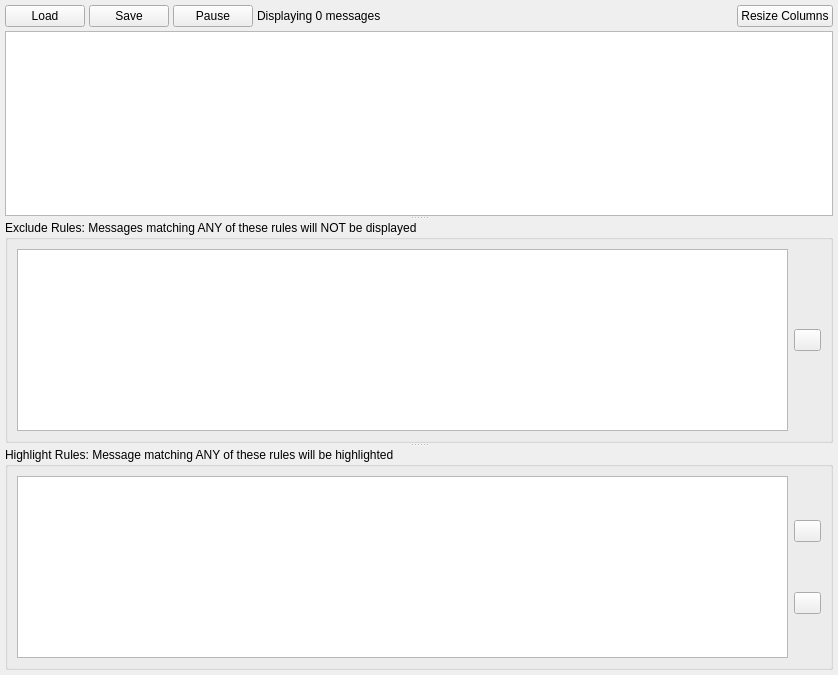
Old version of the form rqt_console/src/rqt_console/console_widget.ui in the repository ros-visualization/rqt.
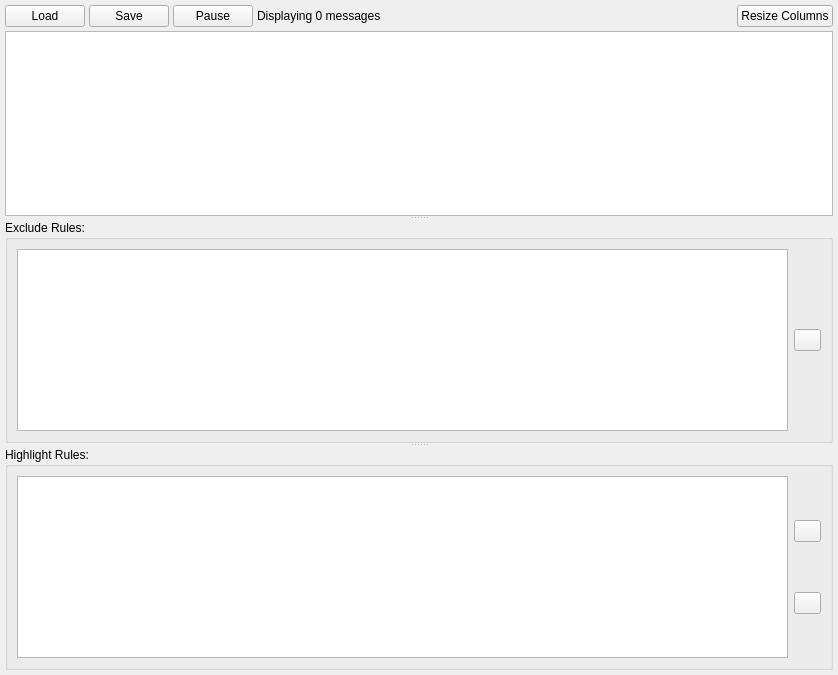
New version of the form.

Commit message: rqt_console: moved instructions to tooltip to allow for flexible resizing

```diff
--- a/rqt_console/src/rqt_console/console_widget.ui
+++ b/rqt_console/src/rqt_console/console_widget.ui
@@ -126,7 +126,7 @@
         </property>
         <widget class="QGroupBox" name="exclude_group_box">
          <property name="title">
-          <string>Exclude Rules: Messages matching ANY of these rules will NOT be displayed</string>
+          <string>Exclude Rules:</string>
          </property>
          <layout class="QHBoxLayout" name="horizontalLayout_2">
           <item>
@@ -172,7 +172,7 @@
         </widget>
         <widget class="QGroupBox" name="highlight_group_box">
          <property name="title">
-          <string>Highlight Rules: Message matching ANY of these rules will be highlighted</string>
+          <string>Highlight Rules:</string>
          </property>
          <layout class="QHBoxLayout" name="horizontalLayout_3">
           <item>
```
Left out of the diff: 6 changed lines with no effect on the pictures.
